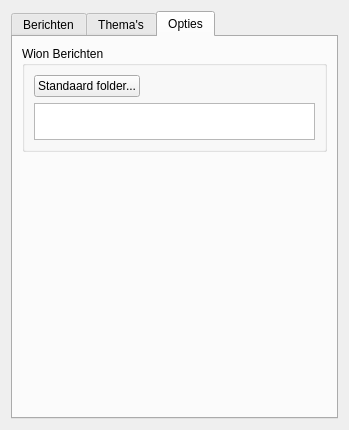
The window that B4UdigNL.ui (diethard2/b4udignl) describes before a commit, drawn with Qt 5.
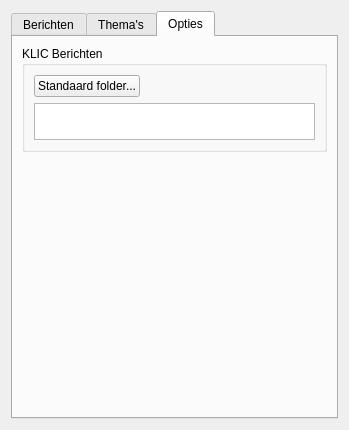
The same window after the commit. The open tabs and pages were chosen to show the change.

Commit message: changed name Wion Result Viewer to KLIC viewer

Diff of the .ui file:
```diff
--- a/B4UdigNL.ui
+++ b/B4UdigNL.ui
@@ -6655,7 +6655,7 @@
        <item>
         <widget class="QGroupBox" name="groupBox">
          <property name="title">
-          <string>Wion Berichten</string>
+          <string>KLIC Berichten</string>
          </property>
          <layout class="QVBoxLayout" name="verticalLayout_2">
           <item>
```
Left out of the diff: 2 changed lines with no effect on the pictures. The commit also changes 8 other files.
